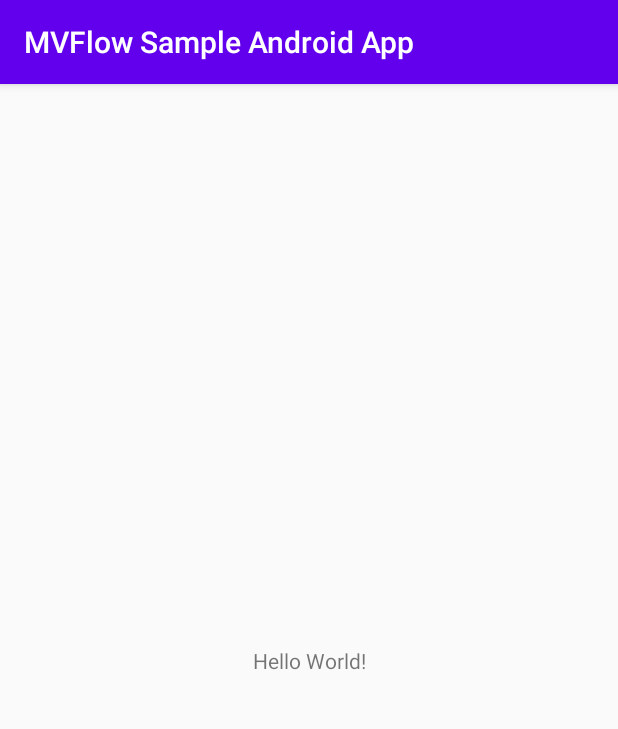
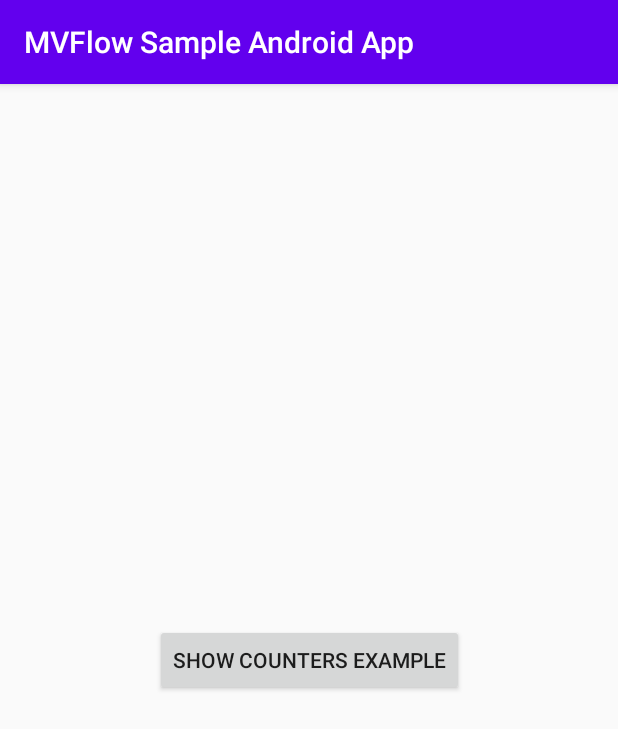
Before and after one commit to pedroql/mvflow, an Android app: the screen it shows after launch (HomeActivity), on a phone screen of 412 x 824 dp. Shown: the top 729 px of the screen. Run offline under Robolectric (Android 15) with nearby library versions, the phone set to English and light mode, and no system bars.

Commit message:
Add home activity to android sample app

```diff
--- a/samples/android-app/src/main/AndroidManifest.xml
+++ b/samples/android-app/src/main/AndroidManifest.xml
@@ -9,6 +9,8 @@
         android:roundIcon="@mipmap/ic_launcher_round"
         android:supportsRtl="true"
         android:theme="@style/AppTheme">
+        <activity android:name=".screens.counter.CounterActivity">
+        </activity>
         <activity android:name=".screens.home.HomeActivity">
             <intent-filter>
                 <action android:name="android.intent.action.MAIN"/>
--- a/samples/android-app/src/main/kotlin/net/pedroloureiro/mvflow/samples/android/screens/home/HomeActivity.kt
+++ b/samples/android-app/src/main/kotlin/net/pedroloureiro/mvflow/samples/android/screens/home/HomeActivity.kt
@@ -2,13 +2,72 @@ package net.pedroloureiro.mvflow.samples.android.screens.home
 
 import android.os.Bundle
 import androidx.appcompat.app.AppCompatActivity
-import net.pedroloureiro.mvflow.samples.android.R
+import androidx.lifecycle.lifecycleScope
+import kotlinx.coroutines.CoroutineScope
+import kotlinx.coroutines.Dispatchers
+import kotlinx.coroutines.channels.awaitClose
+import kotlinx.coroutines.flow.callbackFlow
+import kotlinx.coroutines.flow.flow
+import kotlinx.coroutines.flow.flowOn
+import net.pedroloureiro.mvflow.MVFlow
+import net.pedroloureiro.mvflow.MviView
+import net.pedroloureiro.mvflow.samples.android.databinding.HomeActivityBinding
+import net.pedroloureiro.mvflow.samples.android.screens.counter.CounterActivity
 
+
+private typealias State = Unit
+private typealias Mutation = Nothing
+
+private sealed class Action {
+    object OpenCountersExample : Action()
+}
+
+/**
+ * This is a very simple scree without any state so this is not the typical approach for a MVFlow.
+ *
+ * In this case, there is not state, which implies there are no mutations either, so we use
+ * Unit instead for those classes.
+ *
+ * In normal cases you might prefer to have the MVFlow object code outside the activity. And you can do the same with
+ * the view code too.
+ */
 class HomeActivity : AppCompatActivity() {
 
     override fun onCreate(savedInstanceState: Bundle?) {
         super.onCreate(savedInstanceState)
-        setContentView(R.layout.home_activity)
 
+        val binding = HomeActivityBinding.inflate(layoutInflater)
+        setContentView(binding.root)
+
+        val mvflow = MVFlow<State, Action, Mutation>(
+            initialState = Unit,
+            handler = { _, action ->
+                flow<Nothing> {
+                    when (action) {
+                        Action.OpenCountersExample -> CounterActivity.launch(this@HomeActivity)
+                    }
+                }.flowOn(Dispatchers.Main)
+            },
+            reducer = { _, _ -> Unit },
+            mvflowCoroutineScope = lifecycleScope
+        )
+
+        val view = object : MviView<State, Action> {
+            override fun render(state: State) {
+                // nothing to do
+            }
+
+            override fun actions() = callbackFlow<Action> {
+                binding.countersExampleButton.setOnClickListener {
+                    offer(Action.OpenCountersExample)
+                }
+                awaitClose()
+            }
+
+            override val coroutineScope: CoroutineScope
+                get() = this@HomeActivity.lifecycleScope
+        }
+
+        mvflow.takeView(view)
     }
 }
--- a/samples/android-app/src/main/res/layout/home_activity.xml
+++ b/samples/android-app/src/main/res/layout/home_activity.xml
@@ -7,10 +7,11 @@
     android:layout_height="match_parent"
     tools:context=".screens.home.HomeActivity">
 
-    <TextView
+    <Button
+        android:id="@+id/counters_example_button"
         android:layout_width="wrap_content"
         android:layout_height="wrap_content"
-        android:text="Hello World!"
+        android:text="Show counters example"
         app:layout_constraintBottom_toBottomOf="parent"
         app:layout_constraintLeft_toLeftOf="parent"
         app:layout_constraintRight_toRightOf="parent"
```
Also changed, not shown: samples/android-app/build.gradle (+24 -2 lines), samples/android-app/src/main/kotlin/net/pedroloureiro/mvflow/samples/android/screens/counter/CounterActivity.kt (added, +22 -0 lines), samples/android-app/src/main/res/layout/counter_activity.xml (added, +9 -0 lines).
